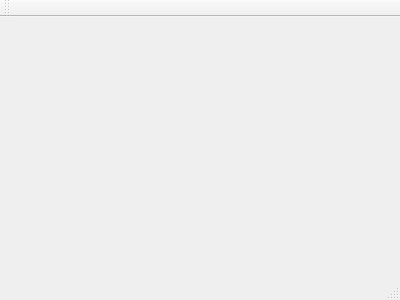
Before: the Qt Designer form Display/mainwindow.ui in alexi15/verk1, drawn with Qt 5.
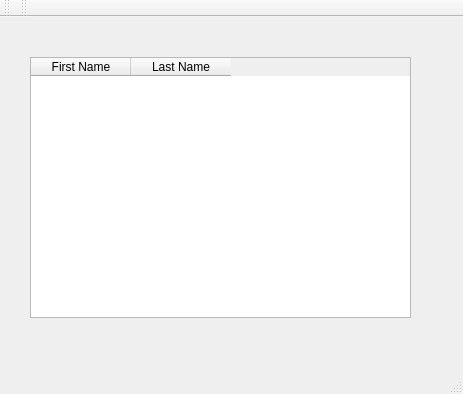
After: the same form once the commit is applied.

What changed in the file:
```diff
--- a/Display/mainwindow.ui
+++ b/Display/mainwindow.ui
@@ -1,24 +1,74 @@
 <ui version="4.0">
  <class>MainWindow</class>
- <widget class="QMainWindow" name="MainWindow" >
-  <property name="geometry" >
+ <widget class="QMainWindow" name="MainWindow">
+  <property name="geometry">
    <rect>
     <x>0</x>
     <y>0</y>
-    <width>400</width>
-    <height>300</height>
+    <width>463</width>
+    <height>394</height>
    </rect>
   </property>
   <property name="windowTitle" >
    <string>MainWindow</string>
   </property>
-  <widget class="QMenuBar" name="menuBar" />
-  <widget class="QToolBar" name="mainToolBar" />
-  <widget class="QWidget" name="centralWidget" />
-  <widget class="QStatusBar" name="statusBar" />
+  <widget class="QWidget" name="centralWidget">
+   <widget class="QTableWidget" name="table_scientists">
+    <property name="geometry">
+     <rect>
+      <x>30</x>
+      <y>40</y>
+      <width>381</width>
+      <height>261</height>
+     </rect>
+    </property>
+    <property name="sortingEnabled">
+     <bool>true</bool>
+    </property>
+    <column>
+     <property name="text">
+      <string>First Name</string>
+     </property>
+    </column>
+    <column>
+     <property name="text">
+      <string>Last Name</string>
+     </property>
+    </column>
+   </widget>
+  </widget>
+  <widget class="QMenuBar" name="menuBar">
+   <property name="geometry">
+    <rect>
+     <x>0</x>
+     <y>0</y>
+     <width>463</width>
+     <height>26</height>
+    </rect>
+   </property>
+  </widget>
+  <widget class="QToolBar" name="mainToolBar">
+   <attribute name="toolBarArea">
+    <enum>TopToolBarArea</enum>
+   </attribute>
+   <attribute name="toolBarBreak">
+    <bool>false</bool>
+   </attribute>
+  </widget>
+  <widget class="QStatusBar" name="statusBar"/>
+  <widget class="QToolBar" name="toolBar">
+   <property name="windowTitle">
+    <string>toolBar</string>
+   </property>
+   <attribute name="toolBarArea">
+    <enum>TopToolBarArea</enum>
+   </attribute>
+   <attribute name="toolBarBreak">
+    <bool>false</bool>
+   </attribute>
+  </widget>
  </widget>
- <layoutDefault spacing="6" margin="11" />
- <pixmapfunction></pixmapfunction>
+ <layoutdefault spacing="6" margin="11"/>
  <resources/>
  <connections/>
 </ui>
```
Left out of the diff: 3 changed lines with no effect on the pictures.
